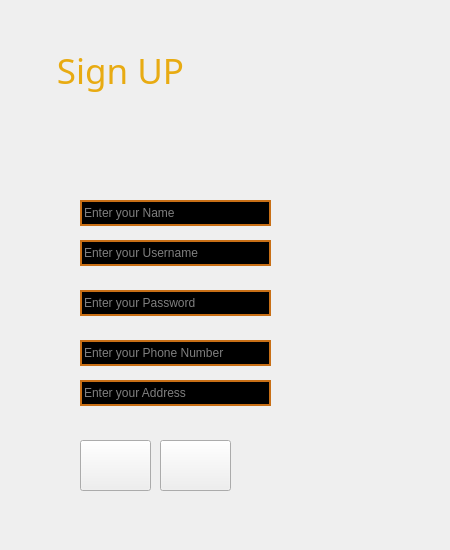
Above: SkullKing/signup.ui from faezehghiasi/SkullKing_Game before the change. Below: the same form after it.
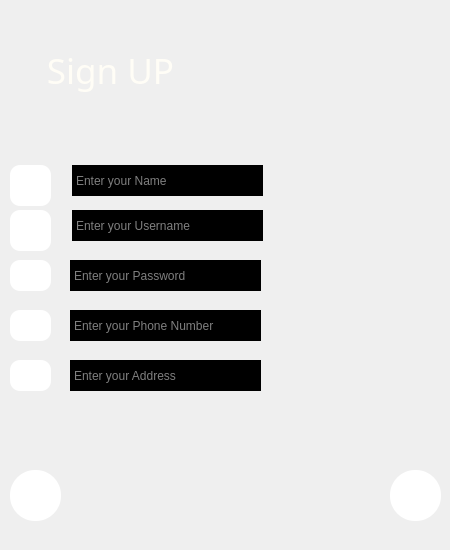
That is the form after the change. Icons and pictures are not drawn.

Commit message: some chenges in signin yi and signup ui

What changed in the file:
```diff
--- a/SkullKing/signup.ui
+++ b/SkullKing/signup.ui
@@ -35,6 +35,38 @@
       <height>480</height>
      </size>
     </property>
+    <property name="styleSheet">
+     <string notr="true">QPushButton#backButton{ 
+border-image: url(:/resource/back-button_93634.png);
+background-color: rgb(255, 255, 255);
+border-radius:25px;
+}
+QPushButton#backButton:hover{ 
+border-image: url(:/resource/back-button_93634.png);
+background-color: rgb(134, 255, 255);
+border-radius:25px;
+}
+QPushButton#backButton:pressed{ 
+padding-left:5px;
+padding-top:5px;
+background-color:rgb(78, 193, 255);
+}
+QPushButton#nextButton{ 
+border-image: url(:/resource/nextIcone.png);
+background-color: rgb(255, 255, 255);
+border-radius:25px;
+}
+QPushButton#nextButton:hover{ 
+border-image: url(:/resource/nextIcone.png);
+background-color: rgb(134, 255, 255);
+border-radius:25px;
+}
+QPushButton#nextButton:pressed{ 
+padding-left:5px;
+padding-top:5px;
+background-color:rgb(78, 193, 255);
+}</string>
+    </property>
     <widget class="QLabel" name="base_picture">
      <property name="geometry">
       <rect>
@@ -51,8 +83,8 @@
       </font>
      </property>
      <property name="styleSheet">
-      <string notr="true">
-border-image:url(:/resource/Iphone wallpaper.jfif);</string>
+      <string notr="true">border-image:url(:/resource/download.jpg)
+</string>
      </property>
      <property name="text">
       <string/>
@@ -61,7 +93,7 @@
     <widget class="QLabel" name="sign_up">
      <property name="geometry">
       <rect>
-       <x>0</x>
+       <x>-10</x>
        <y>40</y>
        <width>241</width>
        <height>61</height>
@@ -77,19 +109,19 @@
      </property>
      <property name="styleSheet">
       <string notr="true">font: 20pt &quot;Snap ITC&quot;;
-color: rgb(232, 171, 18);
-background-color:rgba(0,0,0,0)</string>
+color: rgb(255, 253, 246);
+background-color:rgba(0,0,0,0);</string>
      </property>
      <property name="text">
       <string>&lt;html&gt;&lt;head/&gt;&lt;body&gt;&lt;p align=&quot;center&quot;&gt;&lt;span style=&quot; font-size:26pt;&quot;&gt;Sign UP&lt;/span&gt;&lt;/p&gt;&lt;/body&gt;&lt;/html&gt;</string>
      </property>
     </widget>
-    <widget class="QPushButton" name="singup_push">
+    <widget class="QPushButton" name="nextButton">
      <property name="geometry">
       <rect>
-       <x>160</x>
-       <y>440</y>
-       <width>71</width>
+       <x>390</x>
+       <y>470</y>
+       <width>51</width>
        <height>51</height>
       </rect>
      </property>
@@ -102,7 +134,21 @@
       </font>
      </property>
      <property name="styleSheet">
-      <string notr="true">border-image: url(:/resource/nextIcon.png);</string>
+      <string notr="true">QPushButton#nextButton{ 
+border-image: url(:/resource/nextIcone.png);
+background-color: rgb(255, 255, 255);
+border-radius:25px;
+}
+QPushButton#nextButton:hover{ 
+border-image: url(:/resource/nextIcone.png);
+background-color: rgb(134, 255, 255);
+border-radius:25px;
+}
+QPushButton#nextButton:pressed{ 
+padding-left:5px;
+padding-top:5px;
+background-color:rgb(78, 193, 255);
+}</string>
      </property>
      <property name="text">
       <string/>
@@ -111,14 +157,16 @@
     <widget class="QLabel" name="nameIcon">
      <property name="geometry">
       <rect>
-       <x>30</x>
-       <y>200</y>
+       <x>10</x>
+       <y>165</y>
        <width>41</width>
-       <height>31</height>
+       <height>41</height>
       </rect>
      </property>
      <property name="styleSheet">
-      <string notr="true">border-image: url(:/resource/account_3033143.png);</string>
+      <string notr="true">border-image: url(:/resource/account_3033143.png);
+background-color: rgb(255, 255, 255);
+border-radius:10px;</string>
      </property>
      <property name="text">
       <string/>
@@ -127,14 +175,16 @@
     <widget class="QLabel" name="userIcon">
      <property name="geometry">
       <rect>
-       <x>30</x>
-       <y>240</y>
+       <x>10</x>
+       <y>210</y>
        <width>41</width>
-       <height>31</height>
+       <height>41</height>
       </rect>
      </property>
      <property name="styleSheet">
-      <string notr="true">border-image: url(:/resource/id-card_6785400.png);</string>
+      <string notr="true">border-image: url(:/resource/id-card_6785400.png);
+background-color: rgb(255, 255, 255);
+border-radius:10px;</string>
      </property>
      <property name="text">
       <string/>
@@ -143,8 +193,8 @@
     <widget class="QLabel" name="secondBack">
      <property name="geometry">
       <rect>
-       <x>10</x>
-       <y>180</y>
+       <x>0</x>
+       <y>190</y>
        <width>281</width>
        <height>321</height>
       </rect>
@@ -160,14 +210,16 @@
     <widget class="QLabel" name="passIcon">
      <property name="geometry">
       <rect>
-       <x>30</x>
-       <y>290</y>
+       <x>10</x>
+       <y>260</y>
        <width>41</width>
        <height>31</height>
       </rect>
      </property>
      <property name="styleSheet">
-      <string notr="true">border-image: url(:/resource/padlock_3064155.png);</string>
+      <string notr="true">border-image: url(:/resource/padlock_3064155.png);
+background-color: rgb(255, 255, 255);
+border-radius:10px;</string>
      </property>
      <property name="text">
       <string/>
@@ -176,14 +228,16 @@
     <widget class="QLabel" name="phoneIcon">
      <property name="geometry">
       <rect>
-       <x>30</x>
-       <y>340</y>
+       <x>10</x>
+       <y>310</y>
        <width>41</width>
        <height>31</height>
       </rect>
      </property>
      <property name="styleSheet">
-      <string notr="true">border-image: url(:/resource/phone-call_455705.png);</string>
+      <string notr="true">border-image: url(:/resource/phone-call_455705.png);
+background-color: rgb(255, 255, 255);
+border-radius:10px;</string>
      </property>
      <property name="text">
       <string/>
@@ -192,14 +246,16 @@
     <widget class="QLabel" name="mapIcon">
      <property name="geometry">
       <rect>
-       <x>30</x>
-       <y>380</y>
+       <x>10</x>
+       <y>360</y>
        <width>41</width>
        <height>31</height>
       </rect>
      </property>
      <property name="styleSheet">
-      <string notr="true">border-image: url(:/resource/maps-flags_447031.png);</string>
+      <string notr="true">border-image: url(:/resource/maps-flags_447031.png);
+background-color: rgb(255, 255, 255);
+border-radius:10px;</string>
      </property>
      <property name="text">
       <string/>
@@ -208,18 +264,26 @@
     <widget class="QLineEdit" name="Name">
      <property name="geometry">
       <rect>
-       <x>80</x>
-       <y>200</y>
+       <x>72</x>
+       <y>165</y>
        <width>191</width>
-       <height>26</height>
+       <height>31</height>
       </rect>
      </property>
+     <property name="font">
+      <font>
+       <family>Segoe UI</family>
+       <pointsize>9</pointsize>
+       <italic>false</italic>
+       <bold>false</bold>
+      </font>
+     </property>
      <property name="styleSheet">
       <string notr="true">background-color: rgb(0, 0, 0);
-font: 9pt &quot;Segoe Script&quot;;
 color: rgb(255, 255, 255);
 border:2px solid;
-border-color: rgb(200, 111, 22);</string>
+font: 9pt &quot;Segoe UI&quot;;
+border-color: rgbrgb(255, 255, 255)</string>
      </property>
      <property name="text">
       <string/>
@@ -231,18 +295,18 @@
     <widget class="QLineEdit" name="password">
      <property name="geometry">
       <rect>
-       <x>80</x>
-       <y>290</y>
+       <x>70</x>
+       <y>260</y>
        <width>191</width>
-       <height>26</height>
+       <height>31</height>
       </rect>
      </property>
      <property name="styleSheet">
       <string notr="true">background-color: rgb(0, 0, 0);
-font: 9pt &quot;Segoe Script&quot;;
+font: 9pt &quot;Segoe UI&quot;;
 color: rgb(255, 255, 255);
 border:2px solid;
-border-color: rgb(200, 111, 22);</string>
+border-color: rgbrgb(255, 255, 255)</string>
      </property>
      <property name="text">
       <string/>
@@ -257,18 +321,18 @@
     <widget class="QLineEdit" name="username">
      <property name="geometry">
       <rect>
-       <x>80</x>
-       <y>240</y>
+       <x>72</x>
+       <y>210</y>
        <width>191</width>
-       <height>26</height>
+       <height>31</height>
       </rect>
      </property>
      <property name="styleSheet">
       <string notr="true">background-color: rgb(0, 0, 0);
-font: 9pt &quot;Segoe Script&quot;;
+font: 9pt &quot;Segoe UI&quot;;
 color: rgb(255, 255, 255);
 border:2px solid;
-border-color: rgb(200, 111, 22);</string>
+border-color: rgbrgb(255, 255, 255)</string>
      </property>
      <property name="text">
       <string/>
@@ -280,18 +344,18 @@
     <widget class="QLineEdit" name="phone_num">
      <property name="geometry">
       <rect>
-       <x>80</x>
-       <y>340</y>
+       <x>70</x>
+       <y>310</y>
        <width>191</width>
-       <height>26</height>
+       <height>31</height>
       </rect>
      </property>
      <property name="styleSheet">
       <string notr="true">background-color: rgb(0, 0, 0);
-font: 9pt &quot;Segoe Script&quot;;
+font: 9pt &quot;Segoe UI&quot;;
 color: rgb(255, 255, 255);
 border:2px solid;
-border-color: rgb(200, 111, 22);</string>
+border-color: rgbrgb(255, 255, 255)</string>
      </property>
      <property name="text">
       <string/>
@@ -303,18 +367,18 @@
     <widget class="QLineEdit" name="address">
      <property name="geometry">
       <rect>
-       <x>80</x>
-       <y>380</y>
+       <x>70</x>
+       <y>360</y>
        <width>191</width>
-       <height>26</height>
+       <height>31</height>
       </rect>
      </property>
      <property name="styleSheet">
       <string notr="true">background-color: rgb(0, 0, 0);
-font: 9pt &quot;Segoe Script&quot;;
+font: 9pt &quot;Segoe UI&quot;;
 color: rgb(255, 255, 255);
 border:2px solid;
-border-color: rgb(200, 111, 22);</string>
+border-color: rgbrgb(255, 255, 255)</string>
      </property>
      <property name="text">
       <string/>
@@ -326,14 +390,28 @@
     <widget class="QPushButton" name="backButton">
      <property name="geometry">
       <rect>
-       <x>80</x>
-       <y>440</y>
-       <width>71</width>
+       <x>10</x>
+       <y>470</y>
+       <width>51</width>
        <height>51</height>
       </rect>
      </property>
      <property name="styleSheet">
-      <string notr="true">border-image: url(:/resource/back-button_93634.png);</string>
+      <string notr="true">QPushButton#backButton{ 
+border-image: url(:/resource/back-button_93634.png);
+background-color: rgb(255, 255, 255);
+border-radius:25px;
+}
+QPushButton#backButton:hover{ 
+border-image: url(:/resource/back-button_93634.png);
+background-color: rgb(134, 255, 255);
+border-radius:25px;
+}
+QPushButton#backButton:pressed{ 
+padding-left:5px;
+padding-top:5px;
+background-color:rgb(78, 193, 255);
+}</string>
      </property>
      <property name="text">
       <string/>
@@ -352,7 +430,7 @@
     <zorder>username</zorder>
     <zorder>phone_num</zorder>
     <zorder>address</zorder>
-    <zorder>singup_push</zorder>
+    <zorder>nextButton</zorder>
     <zorder>backButton</zorder>
    </widget>
   </widget>
```
The commit also changes 6 other files.
